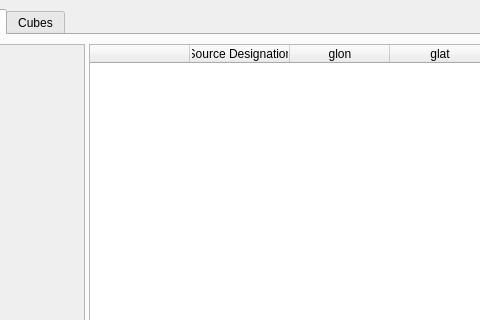
Before: the Qt Designer form Code/ui/usertablewindow.ui in VisIVOLab/ViaLacteaVisualAnalytics, drawn with Qt 5; both pictures show x 135 to 615 and y 0 to 320 of the 900 by 812 pixel window.
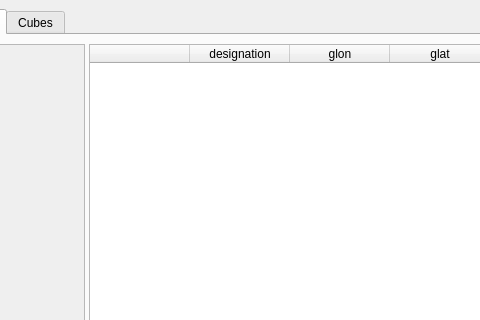
After: the same form once the commit is applied. The open tabs and pages were chosen to show the change.

Commit message: Replaced checkbox with bkg-color to show survey availability

The edit to the form file:
```diff
--- a/Code/ui/usertablewindow.ui
+++ b/Code/ui/usertablewindow.ui
@@ -206,12 +206,6 @@
            </widget>
           </widget>
           <widget class="QTableWidget" name="imagesTable">
-           <property name="sizePolicy">
-            <sizepolicy hsizetype="Expanding" vsizetype="Expanding">
-             <horstretch>1</horstretch>
-             <verstretch>0</verstretch>
-            </sizepolicy>
-           </property>
            <property name="editTriggers">
             <set>QAbstractItemView::NoEditTriggers</set>
            </property>
@@ -228,7 +222,7 @@
            </column>
            <column>
             <property name="text">
-             <string>Source Designation</string>
+             <string>designation</string>
             </property>
            </column>
            <column>
```
Left out of the diff: 24 changed lines with no effect on the pictures. The commit also changes 1 other file.
